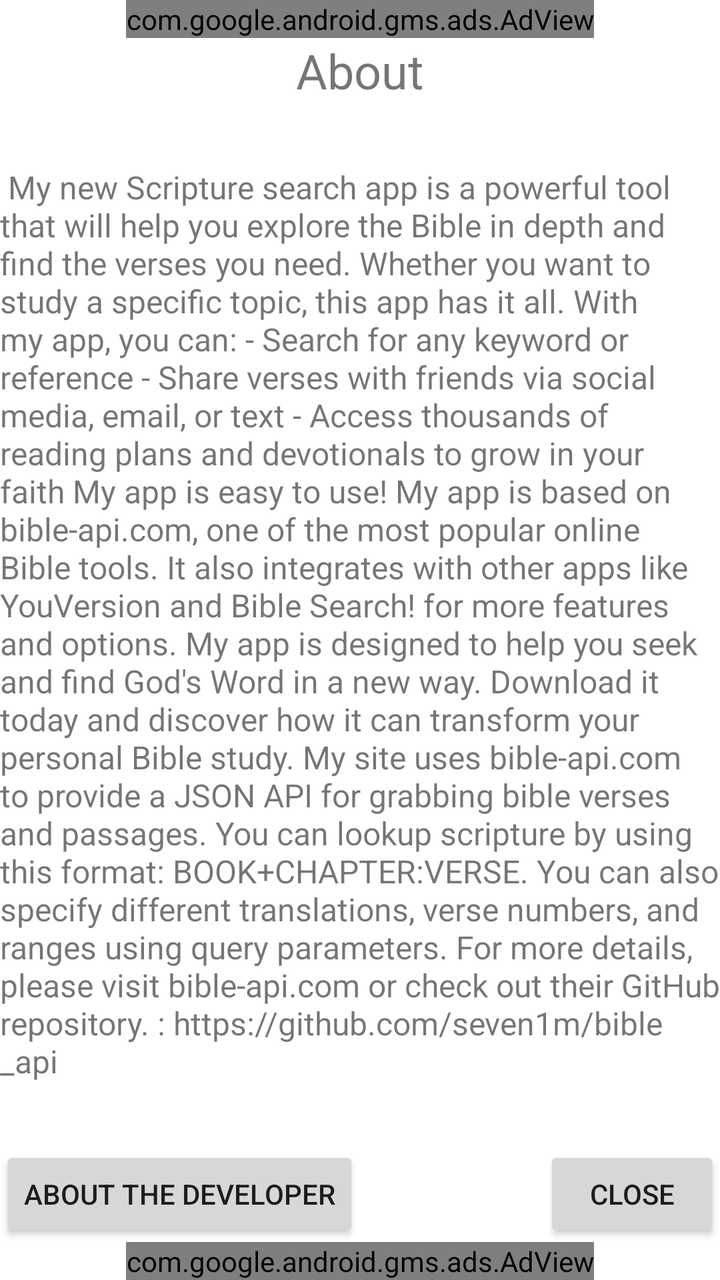
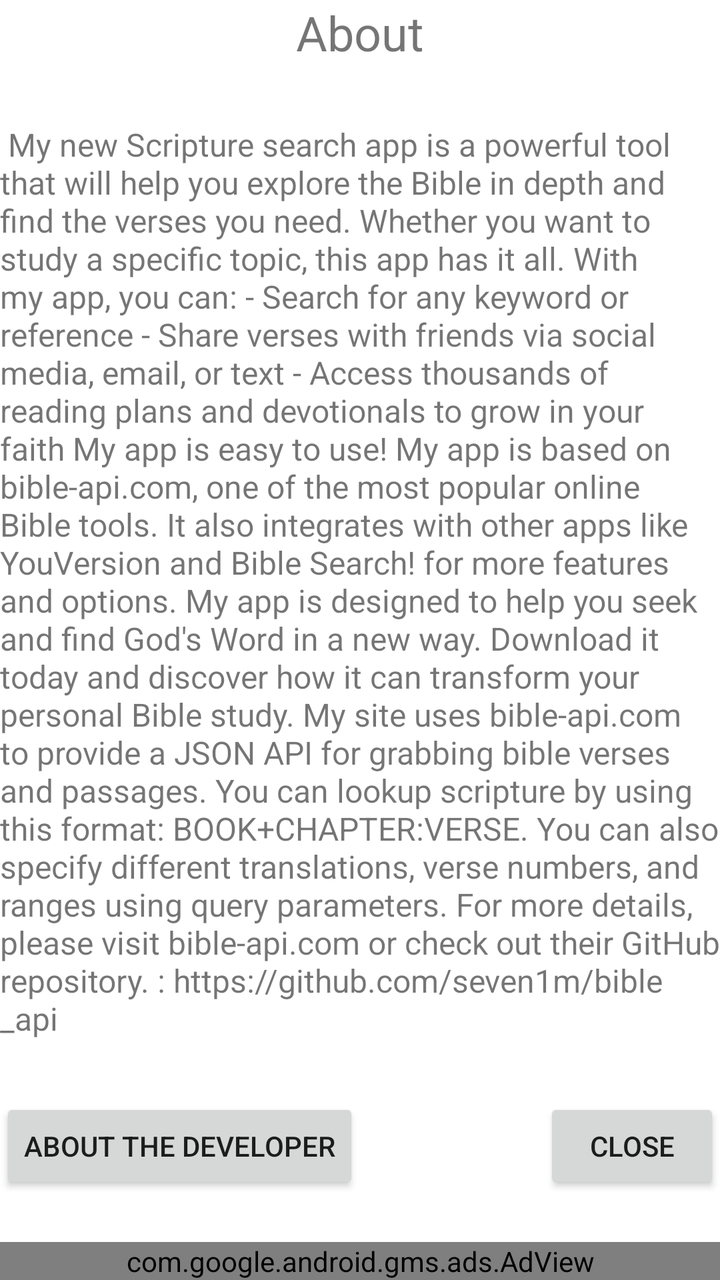

Two renders of the same Android screen: before a commit and after it. Below are the layout's source before the change and the commit's diff.
<!-- AndroidManifest.xml: application theme Theme.Bible -->
<!-- res/layout/activity_about.xml -->
<?xml version="1.0" encoding="utf-8"?>
<androidx.constraintlayout.widget.ConstraintLayout xmlns:android="http://schemas.android.com/apk/res/android"
    xmlns:app="http://schemas.android.com/apk/res-auto"
    xmlns:ads="http://schemas.android.com/apk/res-auto"
    xmlns:tools="http://schemas.android.com/tools"
    android:layout_width="match_parent"
    android:layout_height="match_parent"
    tools:context=".AboutActivity"
    android:fitsSystemWindows="true">

    <LinearLayout
        android:layout_width="match_parent"
        android:layout_height="match_parent"
        android:orientation="vertical" >

        <com.google.android.gms.ads.AdView
            android:id="@+id/adView2"
            android:layout_width="wrap_content"
            android:layout_height="wrap_content"
            android:layout_centerHorizontal="true"
            android:layout_gravity="bottom|center_horizontal"
            ads:adSize="BANNER"
            ads:adUnitId="ca-app-pub-8382831211800454/7688686047">
        </com.google.android.gms.ads.AdView>

        <TextView
            android:layout_width="wrap_content"
            android:layout_height="wrap_content"
            android:text="About"
            android:layout_gravity="center_horizontal"
            android:textSize="24sp" />

        <Space
            android:layout_width="0dp"
            android:layout_height="wrap_content"
            android:layout_weight="1" />

        <TextView
            android:layout_width="wrap_content"
            android:layout_height="wrap_content"
            android:text="@string/about_text"
            android:layout_gravity="center_horizontal"
            android:textSize="16sp" />

        <Space
            android:layout_width="0dp"
            android:layout_height="wrap_content"
            android:layout_weight="1" />

    <LinearLayout
        android:layout_width="match_parent"
        android:layout_height="wrap_content"
        android:orientation="horizontal">

        <Button
            android:id="@+id/button_about_dev"
            android:onClick="AboutButton"
            android:layout_width="wrap_content"
            android:layout_height="wrap_content"
            android:layout_gravity="center_horizontal"
            android:text="About the Developer" />

        <Space
            android:layout_width="0dp"
            android:layout_height="wrap_content"
            android:layout_weight="1" />

        <Button
            android:id="@+id/button_close"
            android:onClick="CloseButton"
            android:layout_width="wrap_content"
            android:layout_height="wrap_content"
            android:layout_gravity="center_horizontal"
            android:text="Close" />

    </LinearLayout>

        <com.google.android.gms.ads.AdView
            android:id="@+id/adView"
            android:layout_width="wrap_content"
            android:layout_height="wrap_content"
            android:layout_centerHorizontal="true"
            android:layout_gravity="bottom|center_horizontal"
            ads:adSize="BANNER"
            ads:adUnitId="ca-app-pub-8382831211800454/7688686047">
        </com.google.android.gms.ads.AdView>

    </LinearLayout>

</androidx.constraintlayout.widget.ConstraintLayout>
<!-- resources referenced by this layout -->
<resources>
  <string name="about_text"> My new Scripture search app is a powerful tool that will help you explore the Bible in depth and find the verses you need. Whether you want to study a specific topic, this app has it all.
  
  With my app, you can:
  
  - Search for any keyword or reference
  - Share verses with friends via social media, email, or text
  - Access thousands of reading plans and devotionals to grow in your faith
  
  My app is easy to use!
  
  My app is based on bible-api.com, one of the most popular online Bible tools. It also integrates with other apps like YouVersion and Bible Search! for more features and options.
  
  My app is designed to help you seek and find God&amp;apos;s Word in a new way. Download it today and discover how it can transform your personal Bible study.
  
  
          My site uses bible-api.com to provide a JSON API for grabbing bible verses and passages. You can lookup scripture by using this format: BOOK+CHAPTER:VERSE. You can also specify different translations, verse numbers, and ranges using query parameters. For more details, please visit bible-api.com or check out their GitHub repository.
  
  : https://github.com/seven1m/bible_api  </string>
  <style name="Theme.Bible" parent="Theme.MaterialComponents.DayNight.DarkActionBar">
          
          <item name="colorPrimary">@color/purple_500</item>
          <item name="colorPrimaryVariant">@color/purple_700</item>
          <item name="colorOnPrimary">@color/white</item>
          
          <item name="colorSecondary">@color/teal_200</item>
          <item name="colorSecondaryVariant">@color/teal_700</item>
          <item name="colorOnSecondary">@color/black</item>
          
          <item name="android:statusBarColor">?attr/colorPrimaryVariant</item>
          
      </style>
  <color name="purple_500">#FF6200EE</color>
  <color name="purple_700">#FF3700B3</color>
  <color name="white">#FFFFFFFF</color>
  <color name="teal_200">#FF03DAC5</color>
  <color name="teal_700">#FF018786</color>
  <color name="black">#FF000000</color>
</resources>

<!-- the commit's change to res/layout/activity_about.xml (unified diff, before → after) -->
@@ -12,16 +12,6 @@
         android:layout_width="match_parent"
         android:layout_height="match_parent"
         android:orientation="vertical" >
-
-        <com.google.android.gms.ads.AdView
-            android:id="@+id/adView2"
-            android:layout_width="wrap_content"
-            android:layout_height="wrap_content"
-            android:layout_centerHorizontal="true"
-            android:layout_gravity="bottom|center_horizontal"
-            ads:adSize="BANNER"
-            ads:adUnitId="ca-app-pub-8382831211800454/7688686047">
-        </com.google.android.gms.ads.AdView>
 
         <TextView
             android:layout_width="wrap_content"
@@ -77,9 +67,9 @@
 
         <com.google.android.gms.ads.AdView
             android:id="@+id/adView"
-            android:layout_width="wrap_content"
+            android:layout_width="match_parent"
             android:layout_height="wrap_content"
-            android:layout_centerHorizontal="true"
+            android:layout_marginTop="24dp"
             android:layout_gravity="bottom|center_horizontal"
             ads:adSize="BANNER"
             ads:adUnitId="ca-app-pub-8382831211800454/7688686047">
